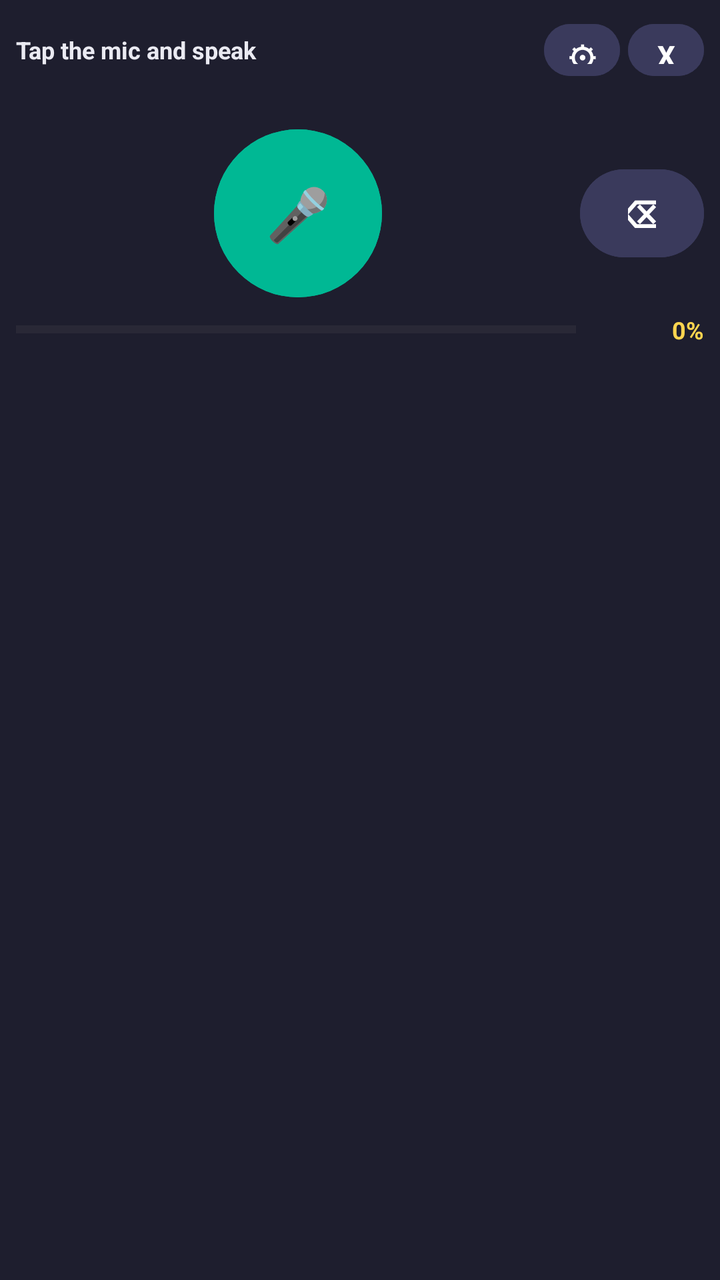
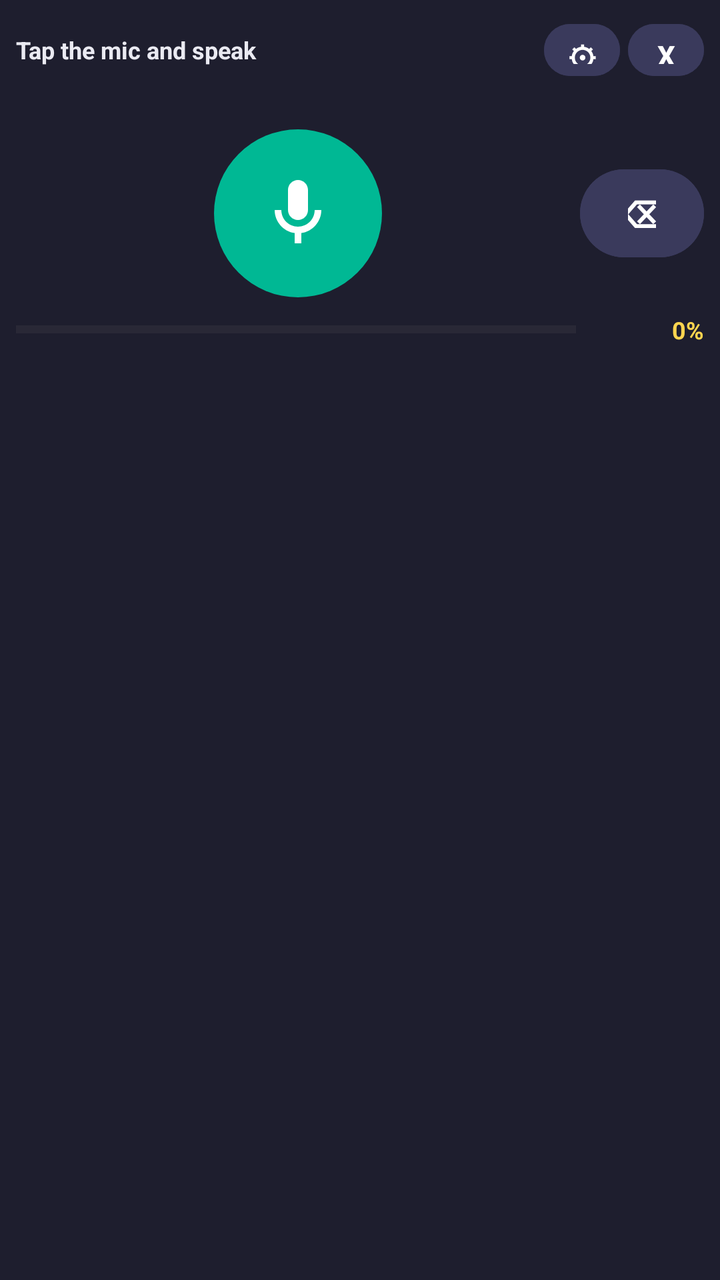

Screens rendered from an Android XML layout before and after an edit, with the pre-edit source and the edit as a unified diff.
<!-- AndroidManifest.xml: application theme Theme.WhisperKeyboard -->
<!-- res/layout/keyboard_view.xml -->
<?xml version="1.0" encoding="utf-8"?>
<LinearLayout xmlns:android="http://schemas.android.com/apk/res/android"
    android:orientation="vertical"
    android:layout_width="match_parent"
    android:layout_height="wrap_content"
    android:background="#1E1E2E"
    android:padding="8dp">

    <LinearLayout android:orientation="horizontal" android:layout_width="match_parent" android:layout_height="wrap_content" android:gravity="center_vertical">
        <TextView android:id="@+id/tvStatus" android:text="Tap the mic and speak" android:textColor="#EAEAF2" android:textSize="12sp" android:textStyle="bold" android:layout_width="0dp" android:layout_weight="1" android:layout_height="wrap_content" android:ellipsize="end" android:maxLines="1"/>
        <Button android:id="@+id/btnKeyboardGear" android:text="⚙" android:layout_width="38dp" android:layout_height="34dp" android:minWidth="0dp" android:paddingStart="0dp" android:paddingEnd="0dp" android:textSize="15sp" android:textStyle="bold" android:textColor="#FFFFFF" android:backgroundTint="#3A3A5C" android:contentDescription="Open app settings"/>
        <Button android:id="@+id/btnCloseKeyboard" android:text="X" android:layout_width="38dp" android:layout_height="34dp" android:layout_marginStart="4dp" android:minWidth="0dp" android:paddingStart="0dp" android:paddingEnd="0dp" android:textSize="14sp" android:textStyle="bold" android:textColor="#FFFFFF" android:backgroundTint="#3A3A5C" android:contentDescription="Close keyboard (return to default keyboard)"/>
    </LinearLayout>

    
    <TextView android:id="@+id/tvLabels" android:text="" android:textColor="#9FB8FF" android:textSize="11sp" android:layout_width="match_parent" android:layout_height="wrap_content" android:gravity="center" android:singleLine="true" android:ellipsize="end" android:paddingTop="2dp"/>

    
    <LinearLayout android:id="@+id/rowOutstanding" android:orientation="horizontal" android:layout_width="match_parent" android:layout_height="wrap_content" android:gravity="center_vertical" android:layout_marginTop="4dp" android:visibility="gone">
        <Button android:id="@+id/btnTypeOutstanding" android:text="📥 Type pending transcript" android:layout_width="0dp" android:layout_weight="1" android:layout_height="38dp" android:textSize="12sp" android:textStyle="bold" android:textColor="#212121" android:backgroundTint="#74B9FF"/>
        <Button android:id="@+id/btnDiscardOutstanding" android:text="🗑" android:layout_width="42dp" android:layout_height="38dp" android:layout_marginStart="4dp" android:minWidth="0dp" android:paddingStart="0dp" android:paddingEnd="0dp" android:textSize="14sp" android:textColor="#FFFFFF" android:backgroundTint="#636E72" android:contentDescription="Discard oldest pending transcript"/>
    </LinearLayout>

    <LinearLayout android:orientation="horizontal" android:layout_width="match_parent" android:layout_height="wrap_content" android:gravity="center_vertical" android:layout_marginTop="6dp">

        
        <FrameLayout android:layout_width="0dp" android:layout_weight="1" android:layout_height="wrap_content">
            <Button android:id="@+id/btnMicCircle" android:text="🎤" android:textSize="26sp" android:layout_width="84dp" android:layout_height="84dp" android:layout_gravity="center_horizontal" android:insetTop="0dp" android:insetBottom="0dp" android:padding="0dp" android:textColor="#FFFFFF" android:backgroundTint="#00B894" android:contentDescription="Record"/>
        </FrameLayout>

        
        <LinearLayout android:orientation="vertical" android:layout_width="wrap_content" android:layout_height="wrap_content">
            <Button android:id="@+id/btnBackspace" android:text="⌫" android:layout_width="62dp" android:layout_height="52dp" android:textSize="19sp" android:textStyle="bold" android:textColor="#FFFFFF" android:backgroundTint="#3A3A5C" android:contentDescription="Backspace: tap deletes a character, hold deletes words faster and faster"/>
        </LinearLayout>
    </LinearLayout>

    
    <LinearLayout android:orientation="horizontal" android:layout_width="match_parent" android:layout_height="wrap_content" android:gravity="center_vertical" android:layout_marginTop="8dp">
        <ProgressBar android:id="@+id/progressTranscribe" style="?android:attr/progressBarStyleHorizontal" android:layout_width="0dp" android:layout_weight="1" android:layout_height="8dp" android:max="100" android:progress="0" android:progressTint="#00B894"/>
        <TextView android:id="@+id/tvProgressPct" android:text="0%" android:textSize="12sp" android:textStyle="bold" android:textColor="#FFD54F" android:layout_width="wrap_content" android:layout_height="wrap_content" android:gravity="end" android:paddingStart="6dp" android:minWidth="64dp"/>
    </LinearLayout>

    <LinearLayout android:id="@+id/rowProcessing" android:orientation="horizontal" android:layout_width="match_parent" android:layout_height="wrap_content" android:gravity="center" android:layout_marginTop="4dp" android:visibility="gone">
        <Button android:id="@+id/btnSkipOne" android:text="Skip 1 ▸" android:layout_width="0dp" android:layout_weight="1" android:layout_height="30dp" android:textSize="11sp" android:textStyle="bold" android:textColor="#FFFFFF" android:backgroundTint="#E17055"/>
        <Button android:id="@+id/btnStopAll" android:text="■ Stop All" android:layout_width="0dp" android:layout_weight="1" android:layout_height="30dp" android:layout_marginStart="6dp" android:textSize="11sp" android:textStyle="bold" android:textColor="#FFFFFF" android:backgroundTint="#D63031"/>
    </LinearLayout>

    <TextView android:id="@+id/tvQueueBadge" android:text="" android:textSize="10sp" android:textStyle="bold" android:textColor="#FFD54F" android:layout_width="match_parent" android:layout_height="wrap_content" android:gravity="center" android:paddingTop="4dp"/>

</LinearLayout>
<!-- resources referenced by this layout -->
<resources>
  <style name="Theme.WhisperKeyboard" parent="Theme.Material3.DayNight.NoActionBar">
          <item name="colorPrimary">#6C5CE7</item>
          <item name="colorPrimaryVariant">#5A4BD1</item>
          <item name="colorOnPrimary">#FFFFFF</item>
          <item name="colorSecondary">#A29BFE</item>
          <item name="android:statusBarColor">#2C2C3E</item>
      </style>
</resources>

<!-- the commit's change to res/layout/keyboard_view.xml (unified diff, before → after) -->
@@ -25,7 +25,14 @@
 
         
         <FrameLayout android:layout_width="0dp" android:layout_weight="1" android:layout_height="wrap_content">
-            <Button android:id="@+id/btnMicCircle" android:text="🎤" android:textSize="26sp" android:layout_width="84dp" android:layout_height="84dp" android:layout_gravity="center_horizontal" android:insetTop="0dp" android:insetBottom="0dp" android:padding="0dp" android:textColor="#FFFFFF" android:backgroundTint="#00B894" android:contentDescription="Record"/>
+            <androidx.appcompat.widget.AppCompatImageButton
+                android:id="@+id/btnMicCircle"
+                android:layout_width="84dp" android:layout_height="84dp"
+                android:layout_gravity="center_horizontal"
+                android:background="@drawable/bg_circle"
+                android:backgroundTint="#00B894"
+                android:src="@drawable/ic_mic"
+                android:contentDescription="Record"/>
         </FrameLayout>
 
         
<!-- resource entries referenced after the edit -->
@@ -1,5 +1,17 @@
 <!-- resources referenced by this layout -->
 <resources>
+  <!-- drawable bg_circle (drawable) -->
+  <?xml version="1.0" encoding="utf-8"?>
+  <shape xmlns:android="http://schemas.android.com/apk/res/android" android:shape="oval">
+      <solid android:color="#00B894"/>
+  </shape>
+  <!-- drawable ic_mic (drawable) -->
+  <?xml version="1.0" encoding="utf-8"?>
+  <vector xmlns:android="http://schemas.android.com/apk/res/android"
+      android:width="40dp" android:height="40dp"
+      android:viewportWidth="24" android:viewportHeight="24">
+      <path android:fillColor="#FFFFFFFF" android:pathData="M12,14c1.66,0 3,-1.34 3,-3V5c0,-1.66 -1.34,-3 -3,-3S9,3.34 9,5v6c0,1.66 1.34,3 3,3zM17,11c0,2.76 -2.24,5 -5,5s-5,-2.24 -5,-5H5c0,3.53 2.61,6.43 6,6.92V21h2v-3.08c3.39,-0.49 6,-3.39 6,-6.92h-2z"/>
+  </vector>
   <style name="Theme.WhisperKeyboard" parent="Theme.Material3.DayNight.NoActionBar">
           <item name="colorPrimary">#6C5CE7</item>
           <item name="colorPrimaryVariant">#5A4BD1</item>
